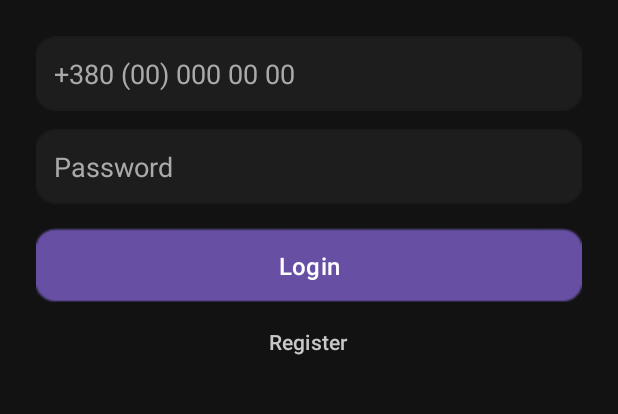
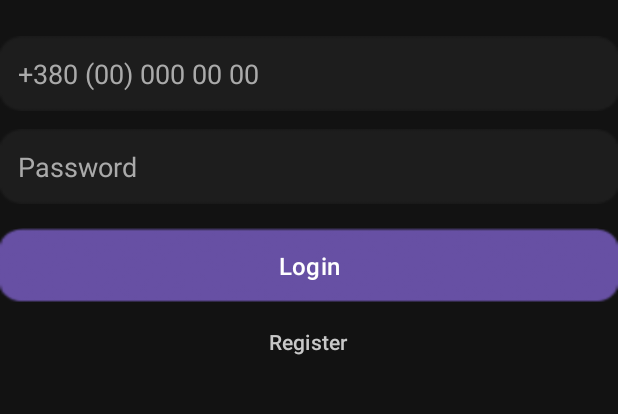
Before and after one commit to tup0g/Metal-App, an Android app: the screen it shows after launch (MainActivity), on a phone screen of 412 x 824 dp, the part 527-941 px from its top. Run offline under Robolectric (Android 15) with nearby library versions, the phone set to English and light mode, and no system bars.

Commit message:
Fix Layout

```diff
--- a/app/src/main/java/com/example/metalapp/MainActivity.kt
+++ b/app/src/main/java/com/example/metalapp/MainActivity.kt
@@ -1,23 +1,18 @@
 package com.example.metalapp
 
 import android.os.Bundle
-import android.widget.TextView
 import androidx.activity.enableEdgeToEdge
 import androidx.appcompat.app.AppCompatActivity
 import androidx.core.view.ViewCompat
 import androidx.core.view.WindowInsetsCompat
 
 class MainActivity : AppCompatActivity() {
-    private lateinit var metalAppNameTextView: TextView
-
     override fun onCreate(savedInstanceState: Bundle?) {
         super.onCreate(savedInstanceState)
         enableEdgeToEdge()
         setContentView(R.layout.activity_main)
 
-        metalAppNameTextView = findViewById(R.id.MetalAppName)
-
-        ViewCompat.setOnApplyWindowInsetsListener(findViewById(R.id.main)) { v, insets ->
+        ViewCompat.setOnApplyWindowInsetsListener(findViewById(R.id.vertical)) { v, insets ->
             val systemBars = insets.getInsets(WindowInsetsCompat.Type.systemBars())
             v.setPadding(systemBars.left, systemBars.top, systemBars.right, systemBars.bottom)
             insets
--- a/app/src/main/res/layout/activity_main.xml
+++ b/app/src/main/res/layout/activity_main.xml
@@ -1,10 +1,10 @@
 <?xml version="1.0" encoding="utf-8"?>
-<LinearLayout
-    xmlns:android="http://schemas.android.com/apk/res/android"
+<LinearLayout xmlns:android="http://schemas.android.com/apk/res/android"
+    android:id="@+id/vertical"
     android:layout_width="match_parent"
     android:layout_height="match_parent"
+    android:background="#121212"
     android:gravity="center"
-    android:background="#121212"
     android:orientation="vertical"
     android:padding="24dp">
 
@@ -19,60 +19,60 @@
     <TextView
         android:layout_width="wrap_content"
         android:layout_height="wrap_content"
+        android:layout_gravity="center_horizontal"
+        android:layout_marginTop="8dp"
         android:text="Metal"
         android:textColor="#FFFFFF"
         android:textSize="24sp"
-        android:textStyle="bold"
-        android:layout_marginTop="8dp"
-        android:layout_gravity="center_horizontal"/>
+        android:textStyle="bold" />
 
     <!-- Подзаголовок -->
     <TextView
         android:layout_width="wrap_content"
         android:layout_height="wrap_content"
+        android:layout_gravity="center_horizontal"
+        android:layout_marginBottom="24dp"
         android:text="Metal - New social app 2025"
         android:textColor="#AAAAAA"
-        android:textSize="14sp"
-        android:layout_marginBottom="24dp"
-        android:layout_gravity="center_horizontal"/>
+        android:textSize="14sp" />
 
     <!-- Поле ввода телефона -->
     <EditText
         android:id="@+id/et_phone"
         android:layout_width="match_parent"
         android:layout_height="50dp"
+        android:background="@drawable/password_background"
+        android:drawablePadding="8dp"
         android:hint="+380 (00) 000 00 00"
-        android:textColorHint="#AAAAAA"
+        android:inputType="phone"
+        android:padding="12dp"
         android:textColor="#FFFFFF"
-        android:background="@drawable/password_background"
-        android:padding="12dp"
-        android:inputType="phone"
-        android:drawablePadding="8dp"/>
+        android:textColorHint="#AAAAAA" />
 
     <!-- Поле ввода пароля -->
     <EditText
         android:id="@+id/et_password"
         android:layout_width="match_parent"
         android:layout_height="50dp"
+        android:layout_marginTop="12dp"
+        android:background="@drawable/password_background"
+        android:drawablePadding="8dp"
         android:hint="Password"
-        android:textColorHint="#AAAAAA"
+        android:inputType="textPassword"
+        android:padding="12dp"
         android:textColor="#FFFFFF"
-        android:background="@drawable/password_background"
-        android:padding="12dp"
-        android:inputType="textPassword"
-        android:drawablePadding="8dp"
-        android:layout_marginTop="12dp"/>
+        android:textColorHint="#AAAAAA" />
 
     <!-- Кнопка "Увійти" -->
     <Button
         android:id="@+id/btn_login"
         android:layout_width="match_parent"
         android:layout_height="50dp"
+        android:layout_marginTop="16dp"
+        android:background="@drawable/button_background"
         android:text="Login"
         android:textColor="#FFFFFF"
-        android:background="@drawable/button_background"
-        android:textSize="16sp"
-        android:layout_marginTop="16dp"/>
+        android:textSize="16sp" />
 
     <!-- Ссылка "Зареєструватися" -->
     <Button
@@ -81,13 +81,13 @@
         android:layout_height="wrap_content"
         android:layout_gravity="center_horizontal"
         android:layout_marginTop="12dp"
+        android:background="@android:color/transparent"
+        android:minWidth="0dp"
+        android:minHeight="0dp"
+        android:padding="0dp"
         android:text="Register"
         android:textColor="#C8C8C8"
-        android:textSize="14sp"
-        android:background="@android:color/transparent"
-        android:padding="0dp"
-        android:minHeight="0dp"
-        android:minWidth="0dp"/>
+        android:textSize="14sp" />
 
 
 </LinearLayout>
```
Also changed, not shown: 1 other file.
